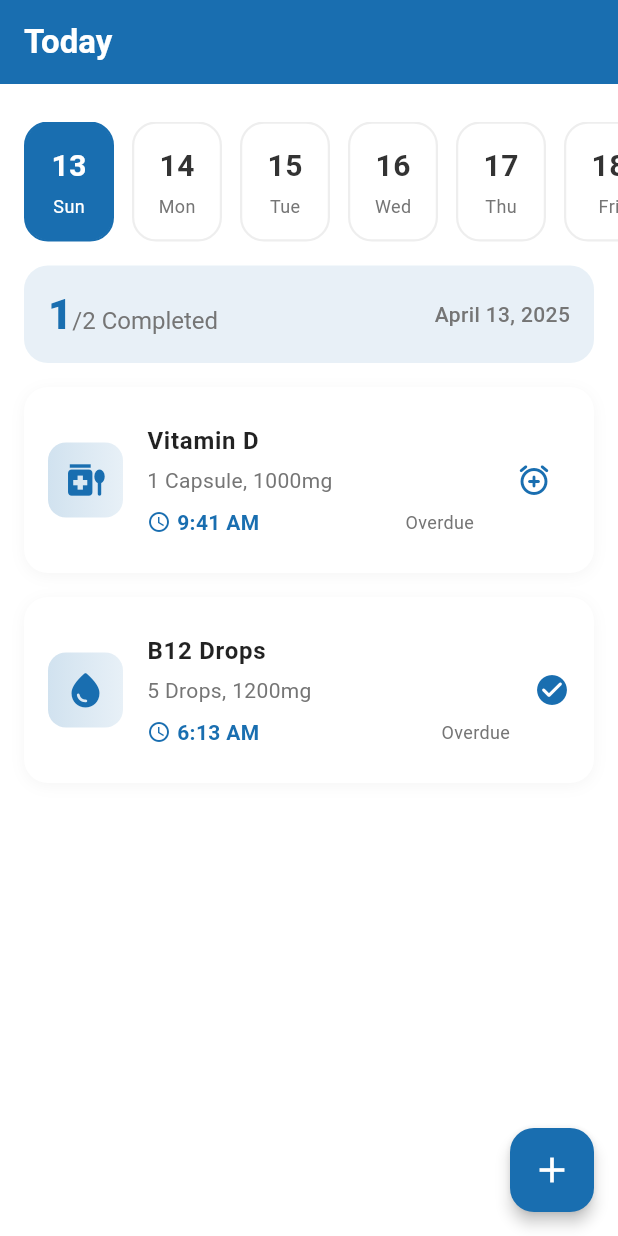
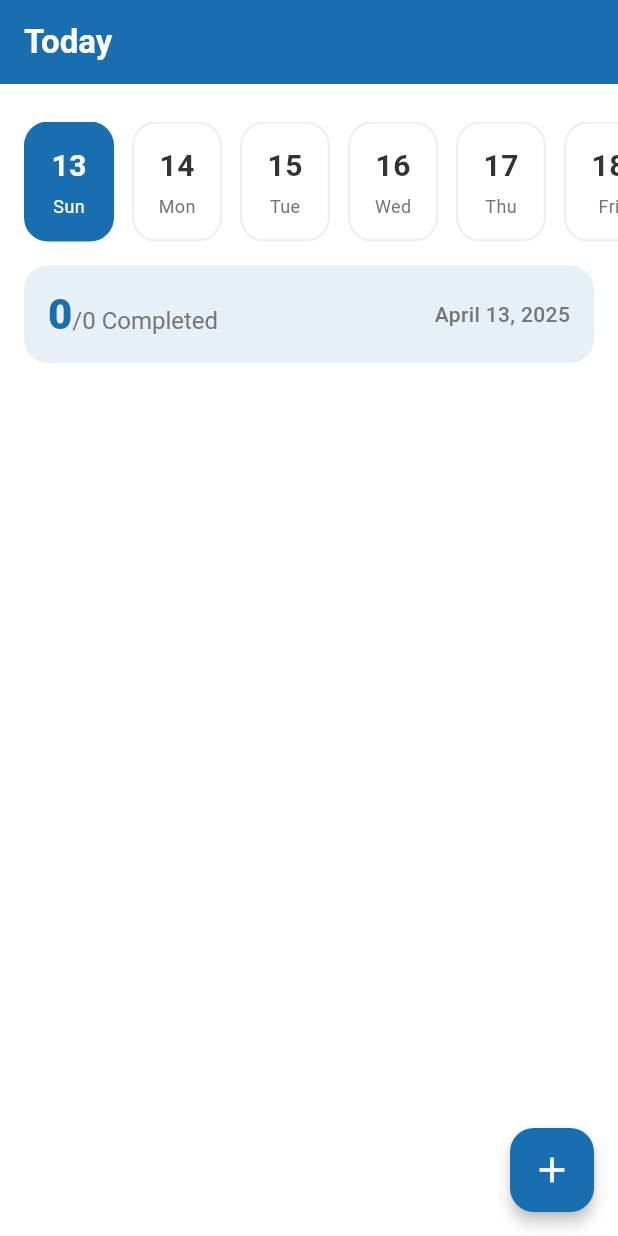
Before and after one commit to Adeel-Arif1/Med_sync, a Flutter app: the HomeScreen screen opened directly, on a phone screen of 412 x 824 dp. Run offline on Flutter 3.47's test engine with Material 3 defaults, Android fonts, the phone set to English and light mode, and no system bars; our stand-ins replace flutter_otp_text_field, hive, hive_flutter; accounts and stored records are empty.

Commit message:
Hive DB connected

```diff
--- a/lib/features/domain/model/medicine_model.dart
+++ b/lib/features/domain/model/medicine_model.dart
@@ -1,21 +1,73 @@
 import 'package:flutter/material.dart';
+import 'package:hive/hive.dart';
 
-enum MedicineType { capsule, drops, tablet }
+part 'medicine_model.g.dart';
 
-class Medicine {
-  final String id;
-  final String name;
-  final String dosage;
-  final TimeOfDay time;
-  final MedicineType type;
+@HiveType(typeId: 0)
+enum MedicineType {
+  @HiveField(0)
+  capsule,
+
+  @HiveField(1)
+  drops,
+
+  @HiveField(2)
+  tablet,
+}
+
+@HiveType(typeId: 1)
+class Medicine extends HiveObject {
+  @HiveField(0)
+  String id;
+
+  @HiveField(1)
+  String name;
+
+  @HiveField(2)
+  String dosage;
+
+  @HiveField(3)
+  int hour;
+
+  @HiveField(4)
+  int minute;
+
+  @HiveField(5)
+  MedicineType type;
+
+  @HiveField(6)
   bool isTaken;
 
   Medicine({
     required this.id,
     required this.name,
     required this.dosage,
-    required this.time,
+    required this.hour,
+    required this.minute,
     required this.type,
     this.isTaken = false,
   });
+
+  /// Getter to reconstruct `TimeOfDay` from stored hour and minute.
+  TimeOfDay get time => TimeOfDay(hour: hour, minute: minute);
+
+  /// Optional convenience constructor
+  factory Medicine.withTimeOfDay({
+    required String id,
+    required String name,
+    required String dosage,
+    required TimeOfDay time,
+    required MedicineType type,
+    bool isTaken = false,
+  }) {
+    return Medicine(
+      id: id,
+      name: name,
+      dosage: dosage,
+      hour: time.hour,
+      minute: time.minute,
+      type: type,
+      isTaken: isTaken,
+    );
+  }
 }
--- a/lib/presentation/screens/home_page_screen.dart
+++ b/lib/presentation/screens/home_page_screen.dart
@@ -1,5 +1,7 @@
 import 'package:flutter/material.dart';
 import 'package:intl/intl.dart';
+import 'package:med_sync/features/application/provider/medicine_provider.dart';
+import 'package:provider/provider.dart';
 import 'package:med_sync/core/constants/app_colors.dart';
 import 'package:med_sync/features/domain/model/medicine_model.dart';
 import 'package:med_sync/presentation/screens/add_med_screen.dart';
@@ -15,34 +17,21 @@ class HomeScreen extends StatefulWidget {
 
 class _HomeScreenState extends State<HomeScreen> {
   late DateTime _selectedDate;
-  int _takenCount = 1;
-  final List<Medicine> _medicines = [
-    Medicine(
-      id: '1',
-      name: 'Vitamin D',
-      dosage: '1 Capsule, 1000mg',
-      time: TimeOfDay(hour: 9, minute: 41),
-      type: MedicineType.capsule,
-    ),
-    Medicine(
-      id: '2',
-      name: 'B12 Drops',
-      dosage: '5 Drops, 1200mg',
-      time: TimeOfDay(hour: 6, minute: 13),
-      type: MedicineType.drops,
-      isTaken: true,
-    ),
-  ];
 
   @override
   void initState() {
     super.initState();
     _selectedDate = DateTime.now();
-    _calculateTakenCount();
-  }
-
-  void _calculateTakenCount() {
-    _takenCount = _medicines.where((med) => med.isTaken).length;
+    // Wait for provider to initialize then print
+    Future.delayed(Duration(milliseconds: 500), () {
+      final provider = Provider.of<MedicineProvider>(context, listen: false);
+      print("🚀 Loaded medicines on app start:");
+      provider.medicines.forEach((med) {
+        print(
+          "• ${med.name} - ${med.dosage} - ${med.time.format(context)} - Taken: ${med.isTaken}",
+        );
+      });
+    });
   }
 
   @override
@@ -86,6 +75,10 @@ class _HomeScreenState extends State<HomeScreen> {
   }
 
   Widget _buildIntakeStatus() {
+    return Consumer<MedicineProvider>(
+      builder: (context, medicineProvider, _) {
+        int takenCount =
+            medicineProvider.medicines.where((med) => med.isTaken).length;
         return Container(
           margin: const EdgeInsets.all(16),
           padding: const EdgeInsets.all(16),
@@ -100,7 +93,7 @@ class _HomeScreenState extends State<HomeScreen> {
                 text: TextSpan(
                   children: [
                     TextSpan(
-                  text: '$_takenCount',
+                      text: '$takenCount',
                       style: TextStyle(
                         fontSize: 28,
                         fontWeight: FontWeight.w800,
@@ -108,7 +101,7 @@ class _HomeScreenState extends State<HomeScreen> {
                       ),
                     ),
                     TextSpan(
-                  text: '/${_medicines.length} Completed',
+                      text: '/${medicineProvider.medicines.length} Completed',
                       style: TextStyle(
                         fontSize: 16,
                         color: AppColors.textSecondary,
@@ -128,27 +121,61 @@ class _HomeScreenState extends State<HomeScreen> {
             ],
           ),
         );
+      },
+    );
   }
 
  Widget _buildMedicineList() {
+  return Consumer<MedicineProvider>(
+    builder: (context, medicineProvider, _) {
       return ListView.builder(
         padding: const EdgeInsets.symmetric(horizontal: 16),
-      itemCount: _medicines.length,
+        itemCount: medicineProvider.medicines.length,
         itemBuilder: (context, index) {
-        final medicine = _medicines[index];
-        return MedicineCard(
+          final medicine = medicineProvider.medicines[index];
+
+          return Dismissible(
+            key: Key(medicine.id), // Make sure `id` is unique in your model
+            direction: DismissDirection.endToStart,
+            background: Container(
+              alignment: Alignment.centerRight,
+              padding: const EdgeInsets.only(right: 20),
+              margin: const EdgeInsets.only(bottom: 16),
+              decoration: BoxDecoration(
+                color: Colors.redAccent,
+                borderRadius: BorderRadius.circular(16),
+              ),
+              child: const Icon(Icons.delete, color: Colors.white, size: 28),
+            ),
+            onDismissed: (_) {
+              Provider.of<MedicineProvider>(context, listen: false)
+                  .deleteMedicine(medicine); // ID-based delete
+              ScaffoldMessenger.of(context).showSnackBar(
+                SnackBar(content: Text('${medicine.name} deleted')),
+              );
+            },
+            child: MedicineCard(
               medicine: medicine,
-          onMarkTaken: () => _markAsTaken(medicine),
+              onMarkTaken: () => _markAsTaken(medicine, medicineProvider),
+            ),
+          );
+        },
       );
     },
   );
 }
 
-  void _markAsTaken(Medicine medicine) {
+
+  void _markAsTaken(
+    Medicine medicine,
+    MedicineProvider medicineProvider,
+  ) async {
     setState(() {
       medicine.isTaken = true;
-      _calculateTakenCount();
     });
+
+    // Update medicine status in the database and the provider
+    await medicineProvider.updateMedicineStatus(medicine);
   }
 
   Widget _buildFAB() {
@@ -160,6 +187,7 @@ class _HomeScreenState extends State<HomeScreen> {
       onPressed: _navigateToAddMedicine,
     );
   }
+
   void _navigateToAddMedicine() async {
     final newMedicine = await Navigator.push(
       context,
@@ -167,11 +195,25 @@ void _navigateToAddMedicine() async {
     );
 
     if (newMedicine != null && newMedicine is Medicine) {
-    setState(() {
-      _medicines.add(newMedicine);
-      _calculateTakenCount();
+      final provider = Provider.of<MedicineProvider>(context, listen: false);
+      provider.addMedicine(newMedicine);
+
+      // Debug print
+      print("✅ Added new medicine: ${newMedicine.name}");
+
+      // Delay to let provider update, then log the list
+      Future.delayed(Duration(milliseconds: 500), () {
+        print("📦 Medicines in Provider after add:");
+        provider.medicines.forEach((med) {
+          print(
+            "• ${med.name} - ${med.dosage} - ${med.time.format(context)} - Taken: ${med.isTaken}",
+          );
         });
+      });
+
+      ScaffoldMessenger.of(
+        context,
+      ).showSnackBar(SnackBar(content: Text('Medicine saved successfully!')));
     }
   }
-
 }
--- a/pubspec.yaml
+++ b/pubspec.yaml
@@ -7,10 +7,13 @@ environment:
   sdk: ^3.7.2
 
 dependencies:
+  build_runner: ^2.4.15
   flutter:
     sdk: flutter
   flutter_otp_text_field: ^1.5.1+1
   hive: ^2.2.3
+  hive_flutter: ^1.1.0
+  hive_generator: ^2.0.1
   intl: ^0.20.2
   provider: ^6.1.4
 
```
Also changed, not shown: lib/core/database_service.dart (added, +28 -0 lines), lib/features/application/provider/medicine_provider.dart (+32 -8 lines), lib/main.dart (+23 -21 lines), lib/presentation/screens/add_med_screen.dart (+11 -4 lines), lib/repositories/medicine_repository.dart (added, +19 -0 lines), lib/features/domain/model/medicine_model.g.dart (added), lib/presentation/screens/manage_med_screen.dart (renamed from lib/presentation/screens/auth/manage_med_screen.dart), pubspec.lock, 1 other file. Lines whose indentation alone changed are shown as unchanged.
